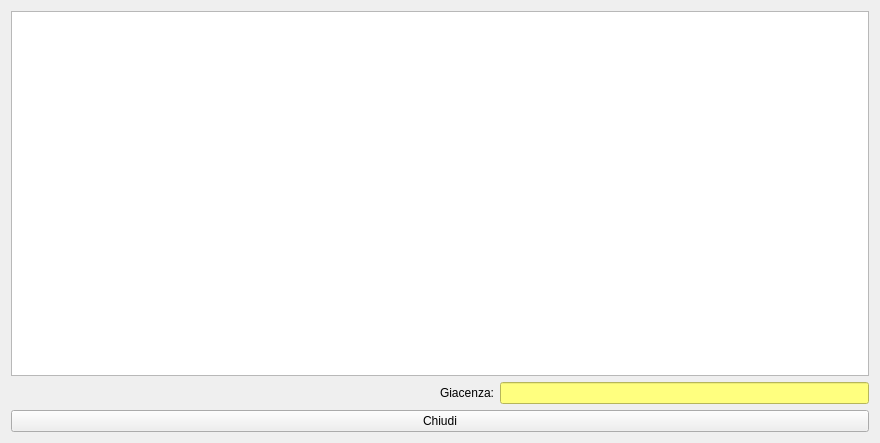
The window that hlotmovements.ui (fblabs/hamlet-mod-sancon) describes before a commit, drawn with Qt 5.
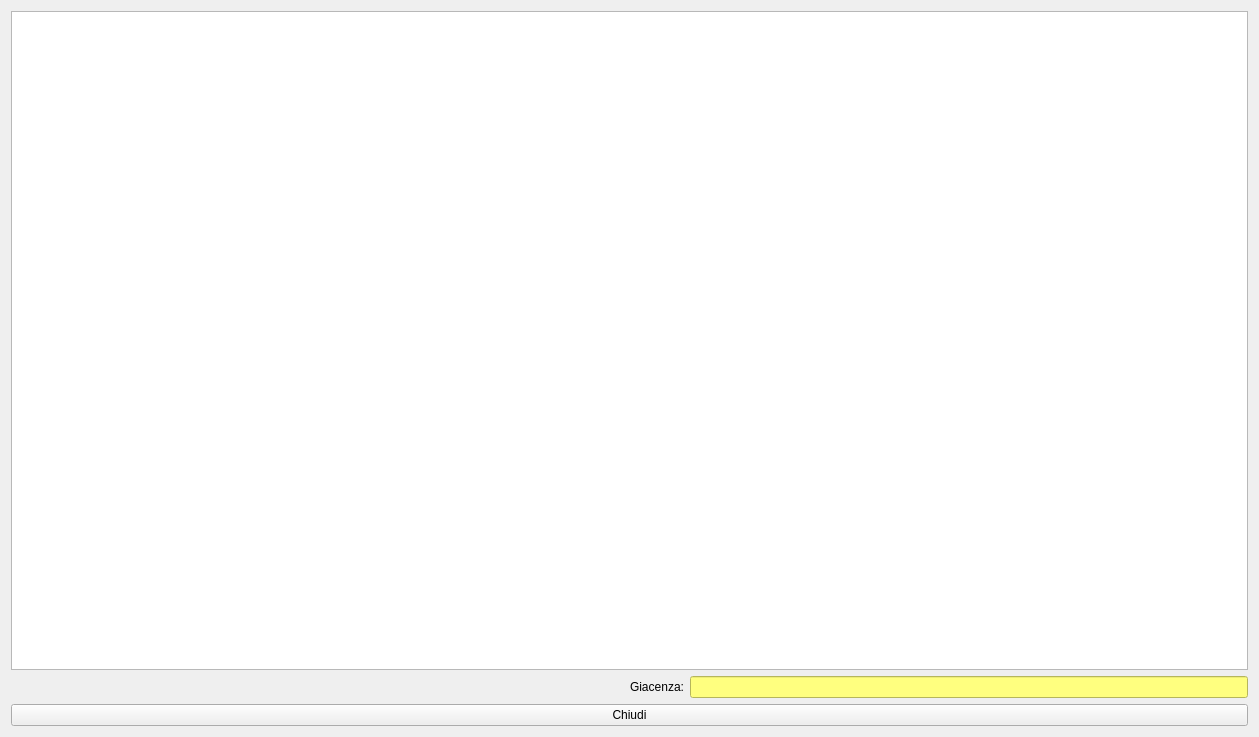
The same window after the commit. Icons and pictures are not drawn.

Patch:
```diff
--- a/hlotmovements.ui
+++ b/hlotmovements.ui
@@ -9,8 +9,8 @@
    <rect>
     <x>0</x>
     <y>0</y>
-    <width>880</width>
-    <height>443</height>
+    <width>1259</width>
+    <height>737</height>
    </rect>
   </property>
   <property name="windowTitle">
```
